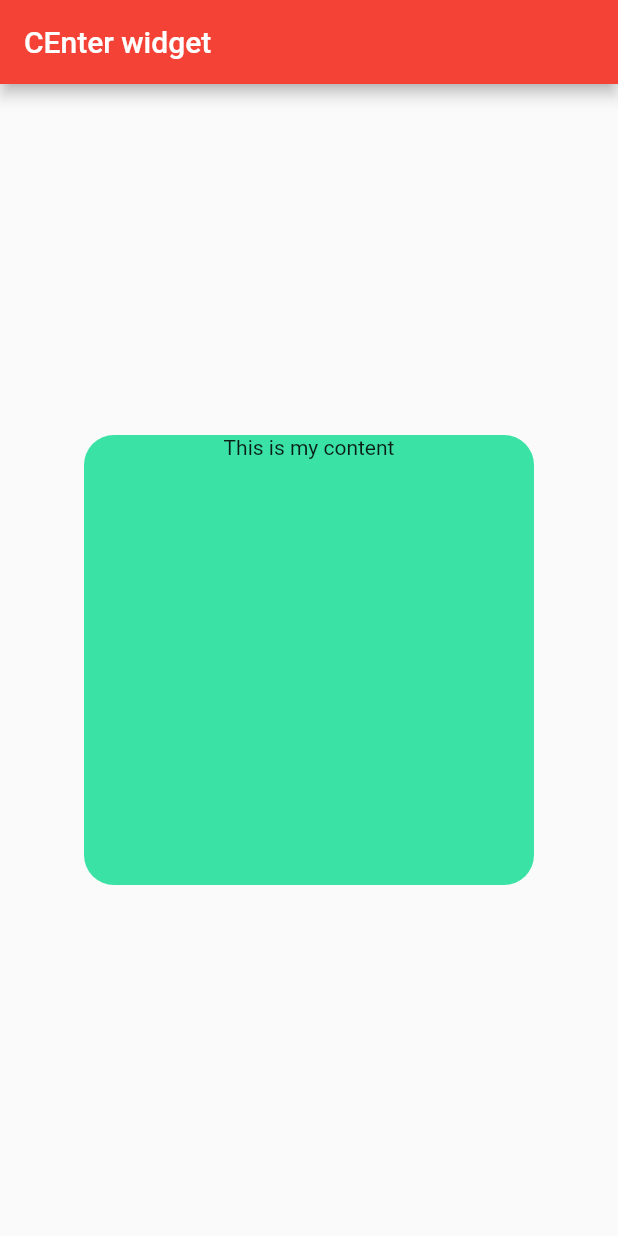
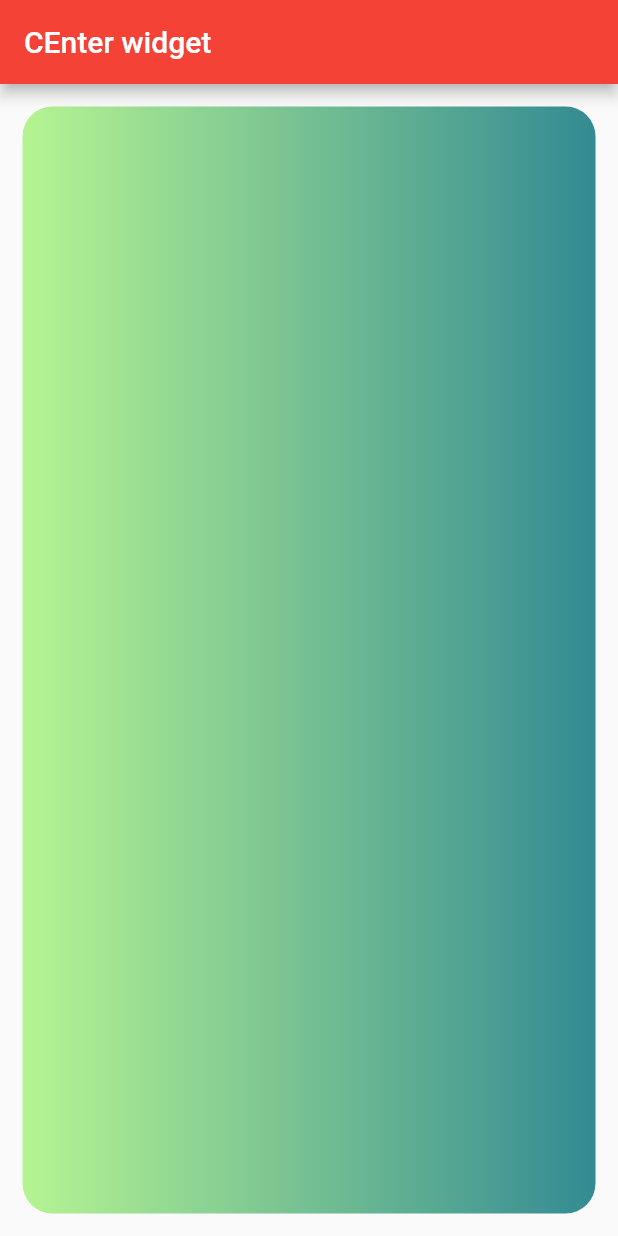
Before and after one commit to programmertest9/learning, a Flutter app: the screen it shows after launch, on a phone screen of 412 x 824 dp. Run offline on Flutter 3.47's test engine with Material 2 defaults, Android fonts, the phone set to English and light mode, and no system bars.

Commit message:
flutter layout

```diff
--- a/analysis_options.yaml
+++ b/analysis_options.yaml
@@ -24,6 +24,6 @@ linter:
   rules:
     # avoid_print: false  # Uncomment to disable the `avoid_print` rule
     # prefer_single_quotes: true  # Uncomment to enable the `prefer_single_quotes` rule
-
+    prefer_const_constructors: false
 # Additional information about this file can be found at
 # https://dart.dev/guides/language/analysis-options
--- a/lib/container_widget_layout.dart
+++ b/lib/container_widget_layout.dart
@@ -15,21 +15,49 @@ class _ContainerWidgetState extends State<ContainerWidget> {
         title: Text('CEnter widget'),
       ),
       body: Center(
+        // child: Container(
+        //   width: 300.0,
+        //   height: 300.0,
+        //   // width: double.infinity,
+        //   // height: double.infinity,
+        //   // transform: Matrix4.rotationZ(45),
+        //   decoration: BoxDecoration(
+        //       color: Color(0xFF3be2a5),
+        //       // border: Border.all(width: 5, color: Colors.brown),
+        //       // borderRadius: BorderRadius.circular(20),
+        //       shape: BoxShape.circle,
+        //       image: DecorationImage(
+        //         image: NetworkImage(
+        //           "https://media.gettyimages.com/photos/leadership-concept-with-paper-airplanes-picture-id1132930101?s=612x612",
+        //         ),
+        //         fit: BoxFit.cover,
+        //       ),
+        //       boxShadow: [
+        //         BoxShadow(blurRadius: 10),
+        //       ]),
+        //   // child: Text(
+        //   //   'This is my content',
+        //   //   textAlign: TextAlign.center,
+        //   // ),
+        // ),
+
+        child: Padding(
+          padding: const EdgeInsets.all(15.0),
           child: Container(
-          width: 300.0,
-          height: 300.0,
-          // width: double.infinity,
-          // height: double.infinity,
+              // width: 300.0,
+              // height: 300.0,
+              width: double.infinity,
+              height: double.infinity,
               // transform: Matrix4.rotationZ(45),
               decoration: BoxDecoration(
                 color: Color(0xFF3be2a5),
                 // border: Border.all(width: 5, color: Colors.brown),
                 borderRadius: BorderRadius.circular(20),
-          ),
-          child: Text(
-            'This is my content',
-            textAlign: TextAlign.center,
-          ),
+                gradient: LinearGradient(colors: [
+                  Color(0xFFB6F492),
+                  Color(0xFF338B93),
+                ]),
+              )),
         ),
       ),
     );
```
Lines whose indentation alone changed are shown as unchanged.
